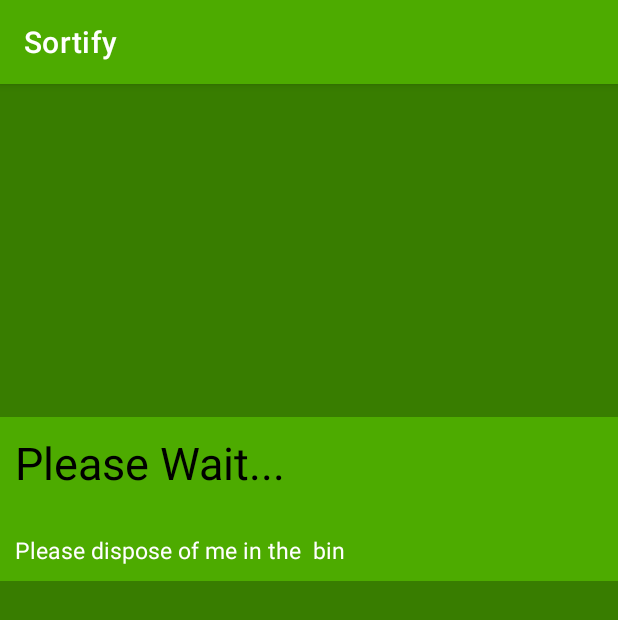
After one commit to Pauls-Personal-Projects/Sortify, an Android app: the ExploreActivity screen opened directly, with no data from a screen before it, on a phone screen of 412 x 824 dp. The commit adds this screen. Shown: the top 620 px of the screen. Run offline under Robolectric (Android 15) with nearby library versions, the phone set to English and light mode, and no system bars.

Commit message:
Version 0.7: *  Implemented a List View for Displaying Results *  Improved Matching function to Create a List of    Only Items that Both the Camera and Database saw

```diff
--- a/app/build.gradle
+++ b/app/build.gradle
@@ -23,7 +23,7 @@ android {
         }
         buildTypes.each {
             // INSERT THE GOOGLE CLOUD API KEY BELOW (Instead of "AIza..."):
-            it.buildConfigField 'String', 'API_KEY', '"AIzaSyB2fSbpVV3msdZ5M3ZITdZdmNYNCE8PRu4"'
+            it.buildConfigField 'String', 'API_KEY', '"AIza..."'
         }
     }
     compileOptions {
@@ -53,6 +53,7 @@ dependencies {
     compile 'com.google.api-client:google-api-client-android:1.23.0' exclude module: 'httpclient'
     compile 'com.google.http-client:google-http-client-gson:1.23.0' exclude module: 'httpclient'
     implementation 'com.opencsv:opencsv:4.6'
+    implementation 'com.android.support:recyclerview-v7:28.0.0'
 
 
     testImplementation 'junit:junit:4.+'
--- /dev/null
+++ b/app/src/main/java/google/sc21/sortify/ExploreActivity.java
@@ -0,0 +1,63 @@
+package google.sc21.sortify;
+
+import androidx.appcompat.app.AppCompatActivity;
+import androidx.recyclerview.widget.LinearLayoutManager;
+import androidx.recyclerview.widget.RecyclerView;
+
+import android.content.Context;
+import android.graphics.Bitmap;
+import android.os.Bundle;
+import android.view.View;
+import android.view.ViewGroup;
+import android.widget.ImageView;
+import android.widget.Toast;
+
+import java.lang.ref.WeakReference;
+import java.util.ArrayList;
+import java.util.LinkedList;
+import java.util.List;
+
+public class ExploreActivity extends AppCompatActivity implements MyRecyclerViewAdapter.ItemClickListener {
+
+    private static MyRecyclerViewAdapter adapter;
+    private static RecyclerView exploreList;
+    private static ImageView junkPhoto;
+    private static Context context;
+
+
+    @Override
+    protected void onCreate(Bundle savedInstanceState) {
+        super.onCreate(savedInstanceState);
+        setContentView(R.layout.activity_explore);
+        junkPhoto = findViewById(R.id.junkView);
+        exploreList = findViewById(R.id.junkListView);
+        ExploreActivity.context = getApplicationContext();
+
+        List<Junk> template = new ArrayList<>();
+        List<String> empty = new LinkedList<String>();
+        template.add(new Junk("Please Wait...",empty,""));
+
+        exploreList.setLayoutManager(new LinearLayoutManager(this));
+        adapter = new MyRecyclerViewAdapter(this, template);
+        adapter.setClickListener(this);
+        exploreList.setAdapter(adapter);
+    }
+
+
+    public static void loadData(List<Junk> data) {
+        exploreList.setLayoutManager(new LinearLayoutManager(ExploreActivity.context));
+        adapter = new MyRecyclerViewAdapter(ExploreActivity.context, data);
+        exploreList.setAdapter(adapter);
+    }
+
+
+    public static void setImage(Bitmap image) {
+        junkPhoto.setImageBitmap(image);
+    }
+
+
+    @Override
+    public void onItemClick(View view, int position) {
+        Toast.makeText(this, "You clicked " + adapter.getItem(position) + " on row number " + position, Toast.LENGTH_SHORT).show();
+    }
+}
--- a/app/src/main/java/google/sc21/sortify/Junk.java
+++ b/app/src/main/java/google/sc21/sortify/Junk.java
@@ -9,6 +9,11 @@ public class Junk {
     private List<String> aliases = new LinkedList<String>();
     private String binColour;
 
+    public Junk(String junkName, List<String> junkAliases, String junkBinColour) {
+        name = junkName;
+        aliases = junkAliases;
+        binColour = junkBinColour;
+    }
     private Junk() {}
 
     public static Junk newItemFromCSV(Scanner scanner) {
@@ -19,7 +24,7 @@ public class Junk {
             item.aliases.add(temp);
             if (item.aliases != null && item.aliases.get(0).contains("\"")) {
                 item.aliases.set(0,item.aliases.get(0).substring(1));
-                item.aliases.add(scanner.next());
+                item.aliases.add(scanner.next().toLowerCase());
                 while (!(item.aliases.get(item.aliases.size() - 1).contains("\""))) {
                     item.aliases.add(scanner.next().toLowerCase());
                 }
@@ -38,8 +43,9 @@ public class Junk {
         }
     }
 
-    public String returnInfo() {
-        return binColour;
+    public String returnName() {return name;}
+    public List<String> returnAliases() {return aliases;}
+    public String returnInfo() {return binColour;
     }
 
 }
--- a/app/src/main/java/google/sc21/sortify/MainActivity.java
+++ b/app/src/main/java/google/sc21/sortify/MainActivity.java
@@ -14,6 +14,11 @@
 * --------------------------------------------------
 * VERSION HISTORY:
 *
+* Version 0.7:
+*  Implemented a List View for Displaying Results
+*  Improved Matching function to Create a List of
+*   Only Items that Both the Camera and Database saw
+* - - - - - - - - - - - - - - - - - - - - - - - - -
 * Version 0.6:
 *  Implemented CSV Dataset Handling.
 *  Implemented Scanned Label to Data Matching for
@@ -101,7 +106,7 @@ public class MainActivity extends AppCompatActivity {
     private Button cameraButton;
     private TextView testLabel;
     private ImageView imageBox;
-    private Bitmap junkPhoto;
+    private static Bitmap junkPhoto;
     private static List<Junk> referenceDataSet;
     //Constants/Parameters:
     private static final int REQUEST_IMAGE_CAPTURE = 1;
@@ -145,7 +150,6 @@ public class MainActivity extends AppCompatActivity {
         if (bitmapImage != null) {
             Bitmap bitmap = scaleBitmapDown(bitmapImage, MAX_DIMENSION);
             callCloudVision(bitmap);
-            imageBox.setImageBitmap(bitmap);
         } else {
             Log.d(TAG, "Image picker gave us a null image.");
             Toast.makeText(this, R.string.image_picker_error, Toast.LENGTH_LONG).show();
@@ -185,6 +189,8 @@ public class MainActivity extends AppCompatActivity {
         } catch (IOException e) {
             Log.d(TAG, "failed to make API request because of other IOException " + e.getMessage());
         }
+        Intent discoverActivity = new Intent(this, ExploreActivity.class);
+        startActivity(discoverActivity);
     }
     //endregion
 
@@ -220,6 +226,11 @@ public class MainActivity extends AppCompatActivity {
             if (activity != null && !activity.isFinishing()) {
                 TextView imageDetail = activity.findViewById(R.id.helloLabel);
                 imageDetail.setText(analyseResponse(result));
+
+                //ExploreActivity.loadData(referenceDataSet);
+                ExploreActivity.loadData(matchData(result));
+                ExploreActivity.setImage(junkPhoto);
+
             }
         }
     }
@@ -322,6 +333,30 @@ public class MainActivity extends AppCompatActivity {
     //endregion
 
 
+    //region Relevant Info Combining Function
+    private static List<Junk> matchData(List<EntityAnnotation> labels) {
+        List<Junk> matchedData = new ArrayList<>();
+
+        if (labels != null) {
+            for (EntityAnnotation label : labels) {
+                boolean matchFound = false;
+                int item = 0;
+                while (!matchFound && item < referenceDataSet.size()) {
+                    if (referenceDataSet.get(item).matches(label.getDescription())) {
+                        if (!matchedData.contains(referenceDataSet.get(item))) {
+                            matchedData.add(referenceDataSet.get(item));
+                            matchFound = true;
+                        }
+                    }
+                    item++;
+                }
+            }
+        }
+        return matchedData;
+    }
+    //endregion
+
+
     //region CSV File Import Function
     private List<Junk> importDataset() {
         List<Junk> referenceData = new ArrayList<>();
--- /dev/null
+++ b/app/src/main/java/google/sc21/sortify/MyRecyclerViewAdapter.java
@@ -0,0 +1,91 @@
+/*
+ * Sample code from Stack Overflow:
+ *  https://stackoverflow.com/a/40584425
+ */
+
+package google.sc21.sortify;
+
+import android.content.Context;
+import android.view.LayoutInflater;
+import android.view.View;
+import android.view.ViewGroup;
+import android.widget.TextView;
+
+import androidx.recyclerview.widget.RecyclerView;
+
+import java.util.List;
+
+public class MyRecyclerViewAdapter extends RecyclerView.Adapter<MyRecyclerViewAdapter.ViewHolder> {
+    private List<Junk> mData;
+    private LayoutInflater mInflater;
+    private ItemClickListener mClickListener;
+
+    //Data is Passed into the Constructor
+    MyRecyclerViewAdapter(Context context, List<Junk> data) {
+        this.mInflater = LayoutInflater.from(context);
+        this.mData = data;
+    }
+
+    //Inflates the row layout from xml when needed
+    @Override
+    public ViewHolder onCreateViewHolder(ViewGroup parent, int viewType) {
+        View view = mInflater.inflate(R.layout.recyclerview_row, parent, false);
+        return new ViewHolder(view);
+    }
+
+    //Binds the data to the TextView in each row
+    @Override
+    public void onBindViewHolder(ViewHolder holder, int position) {
+        String junkName = mData.get(position).returnName();
+        List<String> junkAlias = mData.get(position).returnAliases();
+        String junkInstruction = mData.get(position).returnInfo();
+        holder.nameField.setText(junkName);
+        String aliasTemp = junkAlias.toString().substring(1);
+        aliasTemp = aliasTemp.substring(0, aliasTemp.length()-1);
+        holder.aliasField.setText(aliasTemp);
+        if (junkInstruction != null) {
+            holder.descField.setText("Please dispose of me in the " + junkInstruction + " bin");
+        }
+    }
+
+    // total number of rows
+    @Override
+    public int getItemCount() {
+        return mData.size();
+    }
+
+
+    //Stores and recycles views as they are scrolled off screen
+    public class ViewHolder extends RecyclerView.ViewHolder implements View.OnClickListener {
+        TextView nameField;
+        TextView aliasField;
+        TextView descField;
+        ViewHolder(View itemView) {
+            super(itemView);
+            nameField = itemView.findViewById(R.id.junkName);
+            aliasField = itemView.findViewById(R.id.junkAlias);
+            descField = itemView.findViewById(R.id.junkInstruction);
+            itemView.setOnClickListener(this);
+        }
+
+        @Override
+        public void onClick(View view) {
+            if (mClickListener != null) mClickListener.onItemClick(view, getAdapterPosition());
+        }
+    }
+
+    // convenience method for getting data at click position
+    String getItem(int id) {
+        return mData.get(id).returnName();
+    }
+
+    // allows clicks events to be caught
+    void setClickListener(ItemClickListener itemClickListener) {
+        this.mClickListener = itemClickListener;
+    }
+
+    // parent activity will implement this method to respond to click events
+    public interface ItemClickListener {
+        void onItemClick(View view, int position);
+    }
+}
--- /dev/null
+++ b/app/src/main/res/layout/activity_explore.xml
@@ -0,0 +1,27 @@
+<?xml version="1.0" encoding="utf-8"?>
+<androidx.constraintlayout.widget.ConstraintLayout xmlns:android="http://schemas.android.com/apk/res/android"
+    xmlns:app="http://schemas.android.com/apk/res-auto"
+    xmlns:tools="http://schemas.android.com/tools"
+    android:layout_width="match_parent"
+    android:layout_height="match_parent"
+    android:background="@color/sortify_dark_green"
+    tools:context=".ExploreActivity">
+
+    <ImageView
+        android:id="@+id/junkView"
+        android:layout_width="100pt"
+        android:layout_height="100pt"
+        app:layout_constraintLeft_toLeftOf="parent"
+        app:layout_constraintRight_toRightOf="parent"
+        app:layout_constraintTop_toTopOf="parent" />
+
+    <androidx.recyclerview.widget.RecyclerView
+        android:id="@+id/junkListView"
+        android:layout_width="match_parent"
+        android:layout_height="wrap_content"
+        app:layout_constraintBottom_toBottomOf="parent"
+        app:layout_constraintLeft_toLeftOf="parent"
+        app:layout_constraintRight_toRightOf="parent"
+        app:layout_constraintTop_toBottomOf="@id/junkView"
+        app:layout_constraintVertical_bias="0.0" />
+</androidx.constraintlayout.widget.ConstraintLayout>
--- /dev/null
+++ b/app/src/main/res/layout/recyclerview_row.xml
@@ -0,0 +1,34 @@
+<?xml version="1.0" encoding="utf-8"?>
+<LinearLayout xmlns:android="http://schemas.android.com/apk/res/android"
+    xmlns:app="http://schemas.android.com/apk/res-auto"
+    android:layout_width="match_parent"
+    android:layout_height="wrap_content"
+    android:background="@color/sortify_green"
+    android:orientation="vertical"
+    android:padding="10dp">
+
+    <TextView
+        android:id="@+id/junkName"
+        android:layout_width="wrap_content"
+        android:layout_height="wrap_content"
+        android:text="Test Name"
+        android:textColor="@color/black"
+        android:textSize="30sp" />
+
+    <TextView
+        android:id="@+id/junkAlias"
+        android:layout_width="wrap_content"
+        android:layout_height="wrap_content"
+        android:text="Prototype Name"
+        android:textColor="@color/sortify_dark_green"
+        android:textSize="20sp" />
+
+    <TextView
+        android:id="@+id/junkInstruction"
+        android:layout_width="wrap_content"
+        android:layout_height="wrap_content"
+        android:text="Please Dispose of Responsibly"
+        android:textColor="@color/white"
+        android:textSize="15sp" />
+
+</LinearLayout>
```
Also changed, not shown: app/src/main/AndroidManifest.xml (+7 -8 lines).
